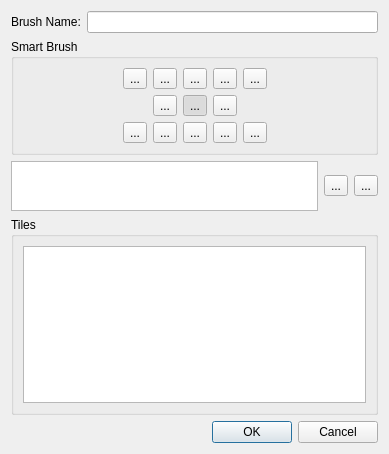
Qt form LevelEditor/Brushes/BrushPropertiesWindow.ui (Preece/TGL) before a commit.
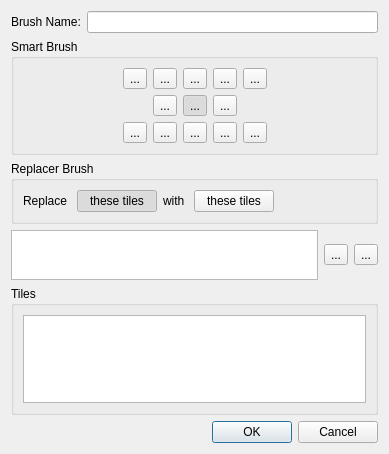
The same form after that commit. Icons and pictures are not drawn.

Commit message: Replacer brush implemented

The edit to the form file:
```diff
--- a/LevelEditor/Brushes/BrushPropertiesWindow.ui
+++ b/LevelEditor/Brushes/BrushPropertiesWindow.ui
@@ -390,6 +390,71 @@
      </layout>
     </widget>
    </item>
+   <item>
+    <widget class="QGroupBox" name="replacerBrushGroup">
+     <property name="title">
+      <string>Replacer Brush</string>
+     </property>
+     <layout class="QHBoxLayout" name="horizontalLayout_7">
+      <item>
+       <widget class="QLabel" name="label_2">
+        <property name="text">
+         <string>Replace </string>
+        </property>
+       </widget>
+      </item>
+      <item>
+       <widget class="QPushButton" name="dirtyTilesButton">
+        <property name="text">
+         <string>these tiles</string>
+        </property>
+        <property name="checkable">
+         <bool>true</bool>
+        </property>
+        <property name="checked">
+         <bool>true</bool>
+        </property>
+        <attribute name="buttonGroup">
+         <string>replacerBrushButtons</string>
+        </attribute>
+       </widget>
+      </item>
+      <item>
+       <widget class="QLabel" name="label_3">
+        <property name="text">
+         <string>with </string>
+        </property>
+       </widget>
+      </item>
+      <item>
+       <widget class="QPushButton" name="cleanTilesButton">
+        <property name="text">
+         <string>these tiles</string>
+        </property>
+        <property name="checkable">
+         <bool>true</bool>
+        </property>
+        <attribute name="buttonGroup">
+         <string>replacerBrushButtons</string>
+        </attribute>
+       </widget>
+      </item>
+      <item>
+       <spacer name="horizontalSpacer_7">
+        <property name="orientation">
+         <enum>Qt::Horizontal</enum>
+        </property>
+        <property name="sizeHint" stdset="0">
+         <size>
+          <width>40</width>
+          <height>20</height>
+         </size>
+        </property>
+       </spacer>
+      </item>
+     </layout>
+    </widget>
+   </item>
    <item>
     <layout class="QHBoxLayout" name="horizontalLayout_2">
      <item>
```
Left out of the diff: 1 changed line with no effect on the pictures. The commit also changes 11 other files.
